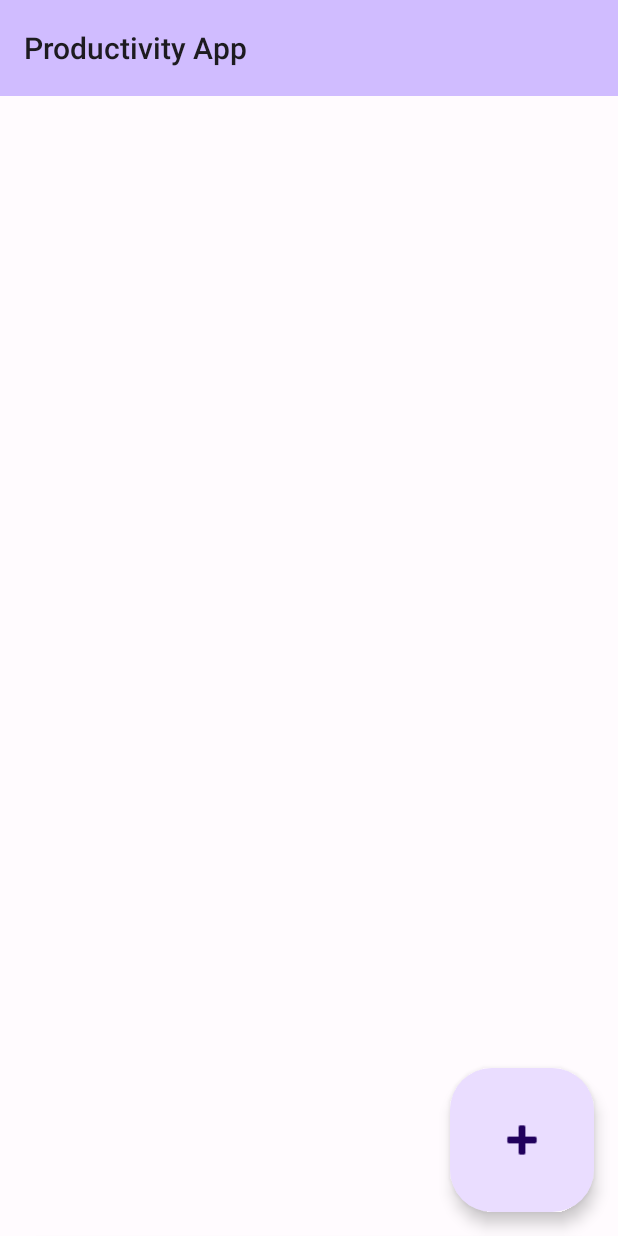
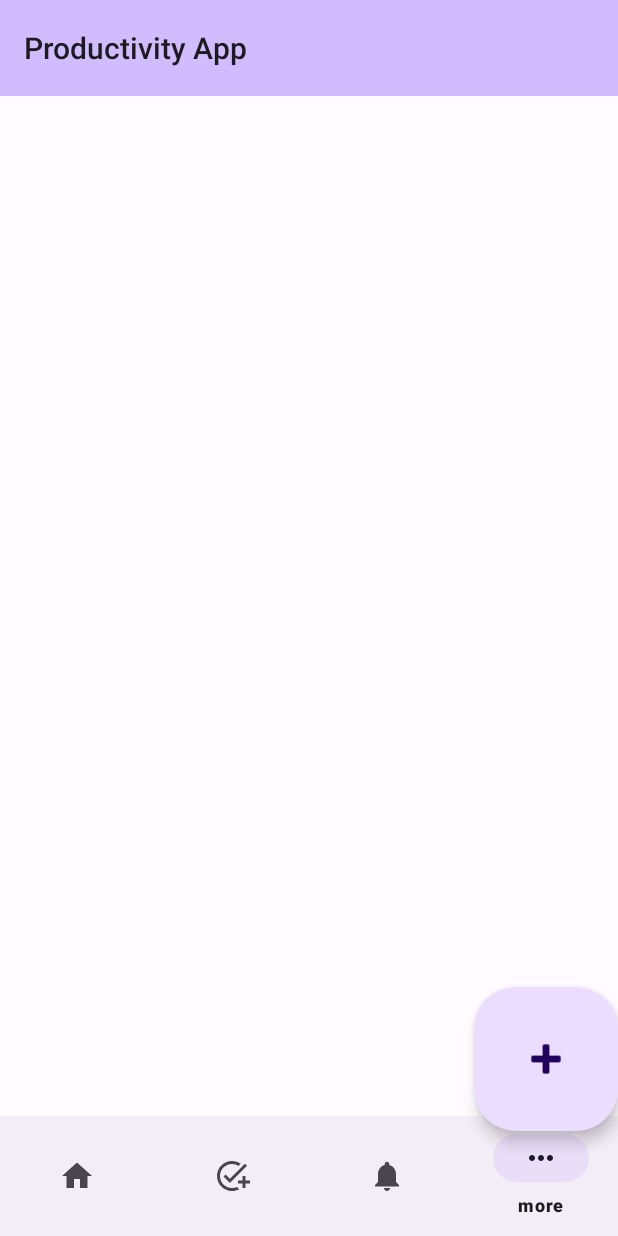
Before and after one commit to BlessedJnr/comp-341-assigment, an Android app: the GetTeamMembers screen opened directly, with no data from a screen before it, on a phone screen of 412 x 824 dp. Run offline under Robolectric (Android 15) with nearby library versions, the phone set to English and light mode, and no system bars; our stand-ins replace Firebase (no records; nobody signed in at launch, a user with empty details on screens opened directly).

Commit message:
added bottom navigation to the team members

```diff
--- a/ProductivityApp/app/src/main/java/com/example/productivityapp/Teams/GetTeamMembers.java
+++ b/ProductivityApp/app/src/main/java/com/example/productivityapp/Teams/GetTeamMembers.java
@@ -8,12 +8,17 @@ import androidx.recyclerview.widget.RecyclerView;
 
 import android.content.Intent;
 import android.os.Bundle;
+import android.view.MenuItem;
 import android.view.View;
 import android.widget.FrameLayout;
 import android.widget.Toast;
 
+import com.example.productivityapp.Navigation.BottomNavigationActivity;
+import com.example.productivityapp.R;
 import com.example.productivityapp.databinding.ActivityGetTeamMembersBinding;
+import com.google.android.material.bottomnavigation.BottomNavigationView;
 import com.google.android.material.bottomsheet.BottomSheetBehavior;
+import com.google.android.material.navigation.NavigationBarView;
 import com.google.firebase.auth.FirebaseAuth;
 import com.google.firebase.auth.FirebaseUser;
 import com.google.firebase.database.DataSnapshot;
@@ -25,7 +30,7 @@ import com.google.firebase.database.ValueEventListener;
 import java.util.ArrayList;
 import java.util.List;
 
-public class GetTeamMembers extends AppCompatActivity {
+public class GetTeamMembers extends BottomNavigationActivity {
 
     ActivityGetTeamMembersBinding binding;
     private List<Post> memberItems;
@@ -63,10 +68,20 @@ public class GetTeamMembers extends AppCompatActivity {
         buildRecyclerView();
         retrieveMembers();
 
+        //handle bottom navigation clicks
+        BottomNavigationView bottomNavigationView = findViewById(R.id.bottom_navigation_view);
+        bottomNavigationView.setSelectedItemId(R.id.more); // Set the selected item
+        bottomNavigationView.setOnItemSelectedListener(new NavigationBarView.OnItemSelectedListener() {
+            @Override
+            public boolean onNavigationItemSelected(@NonNull MenuItem item) {
+                navigateToActivity(item.getItemId());
+                return true;
+            }
+        });
+
         binding.floatingActionButton.setOnClickListener(new View.OnClickListener() {
             @Override
             public void onClick(View v) {
-                Toast.makeText(GetTeamMembers.this, "Clicked", Toast.LENGTH_SHORT).show();
                 Intent intent = new Intent(GetTeamMembers.this, AddingMembers.class);
                 intent.putExtra("teamName", getIntent().getStringExtra("teamName"));
                 intent.putExtra("projectName", getIntent().getStringExtra("projectName"));
--- a/ProductivityApp/app/src/main/res/layout/activity_get_team_members.xml
+++ b/ProductivityApp/app/src/main/res/layout/activity_get_team_members.xml
@@ -61,8 +61,15 @@
                 <androidx.recyclerview.widget.RecyclerView
                     android:id="@+id/recycler_view"
                     android:layout_width="match_parent"
-                    android:layout_height="match_parent"
+                    android:layout_height="wrap_content"
                     />
+                <include
+                    android:id="@+id/bottom_navigation"
+                    layout="@layout/activity_bottom_navigation"
+                    android:layout_width="match_parent"
+                    android:layout_height="wrap_content"
+                    android:layout_alignBottom="@id/recycler_view"
+                    android:layout_alignParentBottom="true"/>
 
             </RelativeLayout>
         </androidx.core.widget.NestedScrollView>
@@ -75,7 +82,7 @@
         android:layout_width="wrap_content"
         android:layout_height="wrap_content"
         android:layout_gravity="bottom|end"
-        android:layout_margin="16dp"
+        android:layout_marginBottom="70dp"
         android:contentDescription="@string/fab_content_desc"
         app:srcCompat="@android:drawable/ic_input_add"
         style="?attr/floatingActionButtonLargeStyle"/>
@@ -94,6 +101,10 @@
             android:layout_height="wrap_content"
             />
 
+        <LinearLayout
+            android:layout_width="match_parent"
+            android:layout_height="wrap_content"
+            android:orientation="vertical">
             <!--Bottom sheet contents -->
             <com.google.android.material.textfield.TextInputLayout
                 android:id="@+id/member_filled_textfield"
@@ -112,6 +123,19 @@
                 android:maxLines="1"
                 />
             </com.google.android.material.textfield.TextInputLayout>
+
+            <Button
+                android:id="@+id/add_team_member"
+                style="@style/Widget.Material3.Button.TextButton.Icon"
+                android:layout_width="wrap_content"
+                android:layout_height="wrap_content"
+                app:icon="@android:drawable/ic_input_add"
+                android:text="Create"
+                android:layout_gravity="right"
+                android:textSize="17sp"/>
+        </LinearLayout>
+
+
     </FrameLayout>
 
 </androidx.coordinatorlayout.widget.CoordinatorLayout>
```
Lines whose indentation alone changed are shown as unchanged.
